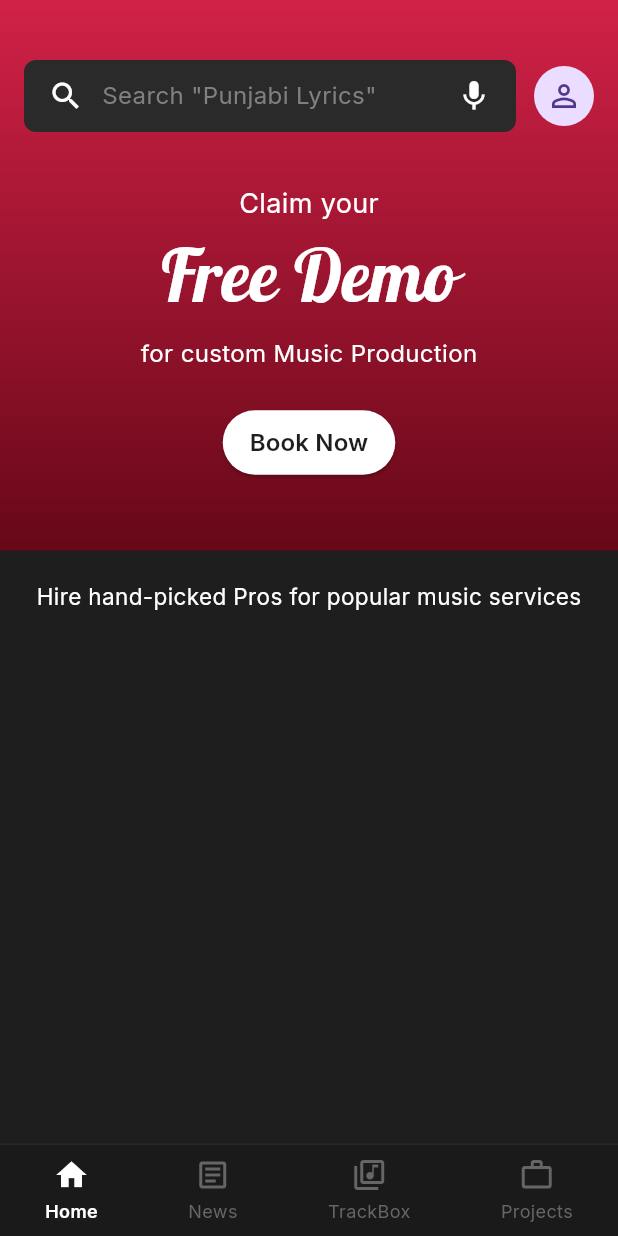
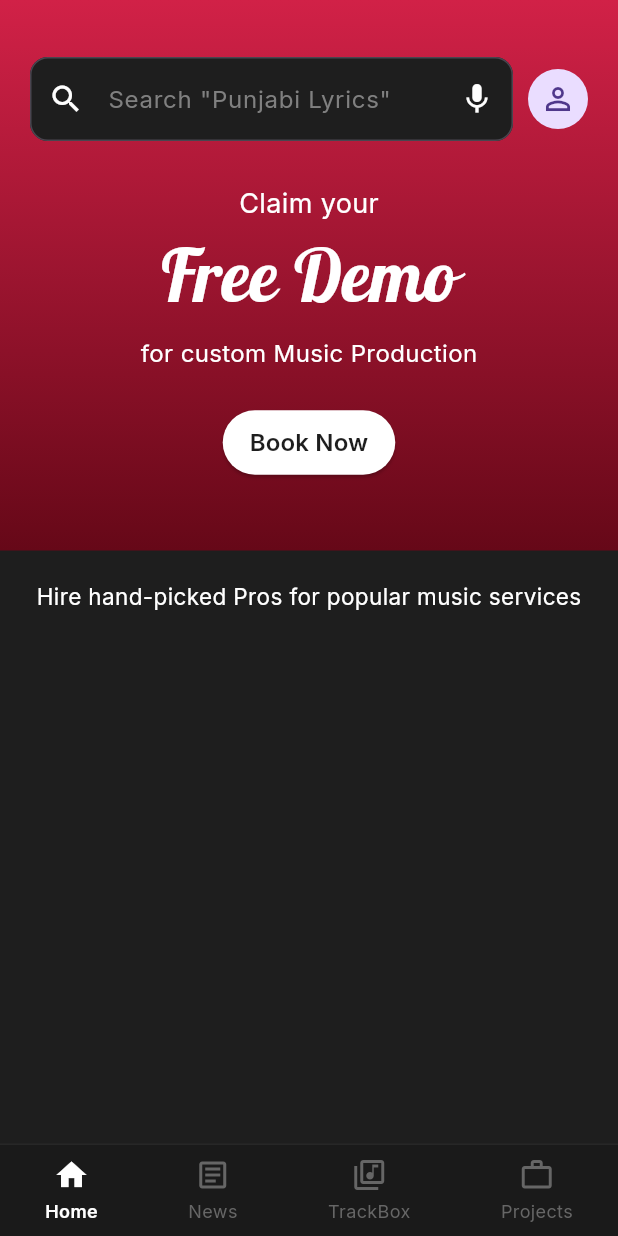
Before and after one commit to punkushal/Flutter-Intern-Assignment, a Flutter app: the screen it shows after launch, on a phone screen of 412 x 824 dp. Run offline on Flutter 3.47's test engine with Material 3 defaults, Android fonts, the light colour scheme and no system bars; our stand-ins replace cloud_firestore, firebase_core, google_fonts; accounts and stored records are empty.

Commit message:
search bar updated using text field

```diff
--- a/lib/view/screens/home_screen.dart
+++ b/lib/view/screens/home_screen.dart
@@ -33,36 +33,34 @@ class _HomeScreenState extends State<HomeScreen> {
               HeroSection(),
 
               //search bar
-              Container(
-                margin: EdgeInsets.all(16),
-                padding: EdgeInsets.only(top: 24),
+              Padding(
+                padding: const EdgeInsets.symmetric(
+                  vertical: 38,
+                  horizontal: 20,
+                ),
                 child: Row(
-                  spacing: 12,
+                  spacing: 10,
                   children: [
                     Expanded(
-                      child: Container(
-                        padding: EdgeInsets.symmetric(
-                          horizontal: 16,
-                          vertical: 12,
-                        ),
-                        decoration: BoxDecoration(
-                          color: AppColors.cardbgColor,
-                          borderRadius: BorderRadius.circular(8),
-                        ),
-                        child: Row(
-                          spacing: 12,
-                          children: [
-                            Icon(Icons.search, color: AppColors.textPrimary),
-                            Text(
-                              'Search "Punjabi Lyrics"',
-                              style: TextStyle(
-                                color: AppColors.searchHintColor,
-                                fontSize: 16,
-                              ),
-                            ),
-                            Spacer(),
-                            Icon(Icons.mic, color: AppColors.textPrimary),
-                          ],
+                      child: TextField(
+                        decoration: InputDecoration(
+                          hintText: 'Search "Punjabi Lyrics"',
+                          hintStyle: TextStyle(
+                            color: AppColors.searchHintColor,
+                          ),
+                          filled: true,
+                          fillColor: AppColors.bgColor,
+                          prefixIcon: Icon(
+                            Icons.search,
+                            color: AppColors.textPrimary,
+                          ),
+                          suffixIcon: Icon(
+                            Icons.mic,
+                            color: AppColors.textPrimary,
+                          ),
+                          border: OutlineInputBorder(
+                            borderRadius: BorderRadius.circular(12),
+                          ),
                         ),
                       ),
                     ),
```
